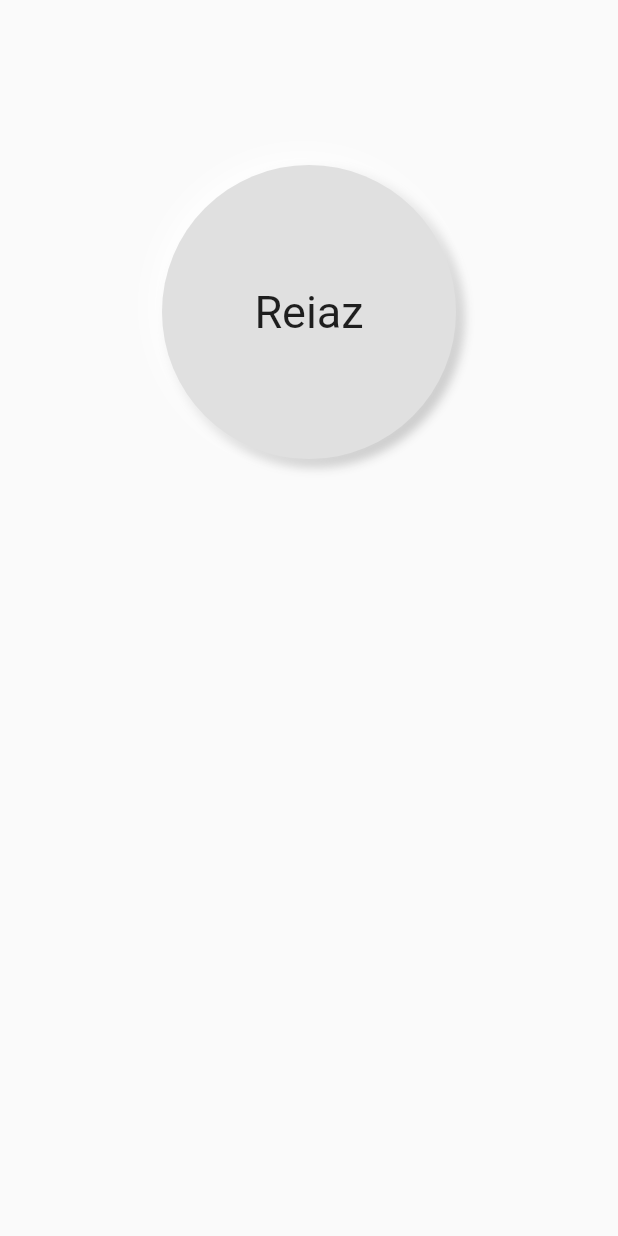
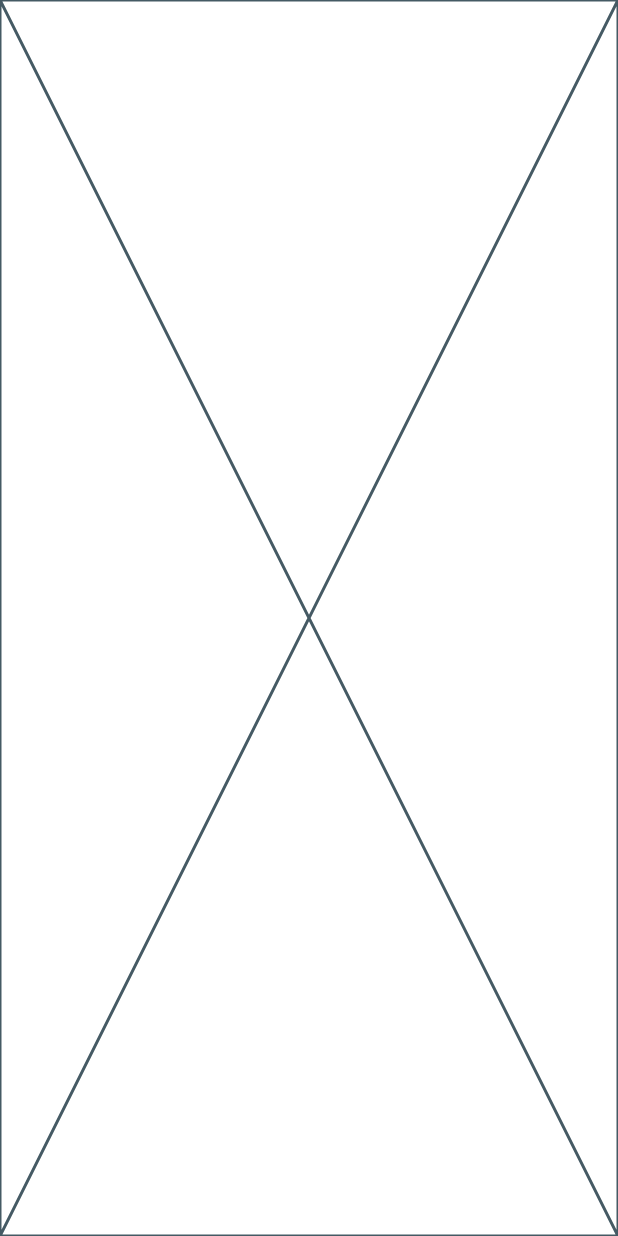
Before and after one commit to mrreiaz/flutter-in-mac, a Flutter app: the screen it shows after launch, on a phone screen of 412 x 824 dp. Run offline on Flutter 3.47's test engine with Material 2 defaults, Android fonts, the light colour scheme and no system bars.

Commit message:
inatial commit

```diff
--- a/lib/main.dart
+++ b/lib/main.dart
@@ -9,45 +9,6 @@
 
   @override
   Widget build(BuildContext context) {
-    return MaterialApp(
-      home: Scaffold(
-        body: SafeArea(
-          child: Padding(
-            padding: const EdgeInsets.all(108.0),
-            child: Container(
-              child: Center(
-                child: Text(
-                  'Reiaz',
-                  style: TextStyle(
-                    fontSize: 30,
-                  ),
-                ),
-              ),
-              height: 200,
-              width: 200,
-              decoration: BoxDecoration(
-                color: Colors.grey[300],
-                shape: BoxShape.circle,
-                //borderRadius: BorderRadius.circular(30),
-                boxShadow: [
-                  BoxShadow(
-                    color: Colors.grey.shade400,
-                    offset: const Offset(4.0, 4.0),
-                    blurRadius: 5.0,
-                    spreadRadius: 1.0,
-                  ),
-                  const BoxShadow(
-                    color: Colors.white,
-                    offset: Offset(-4.0, -4.0),
-                    blurRadius: 15.0,
-                    spreadRadius: 1.0,
-                  ),
-                ],
-              ),
-            ),
-          ),
-        ),
-      ),
-    );
+    return const Placeholder();
   }
 }
```
